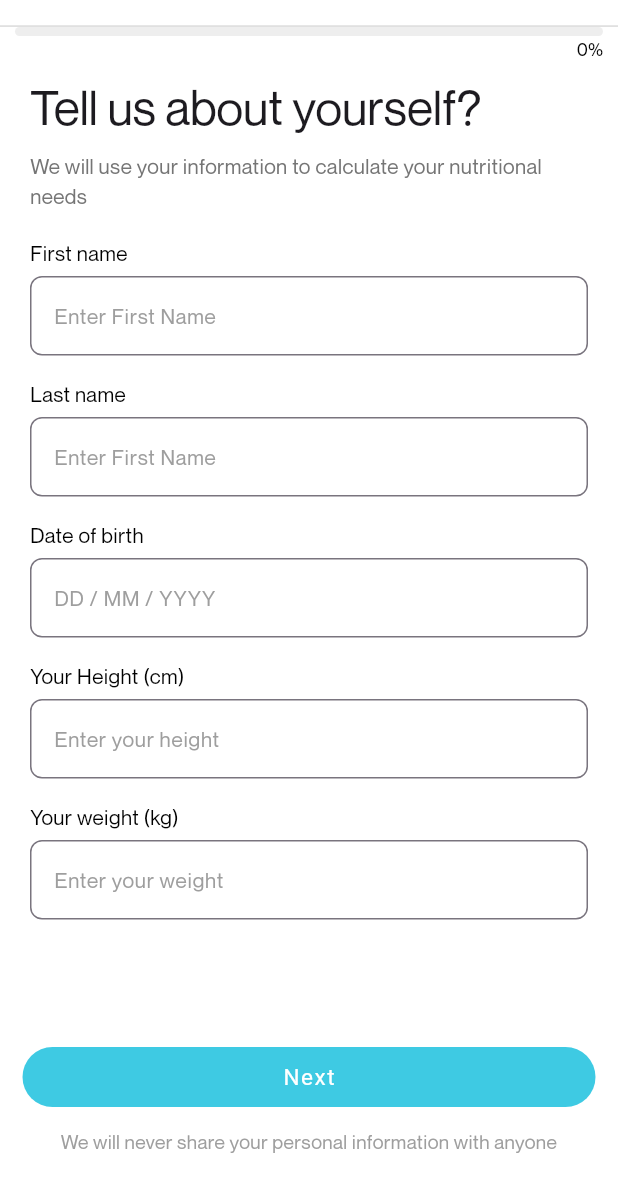
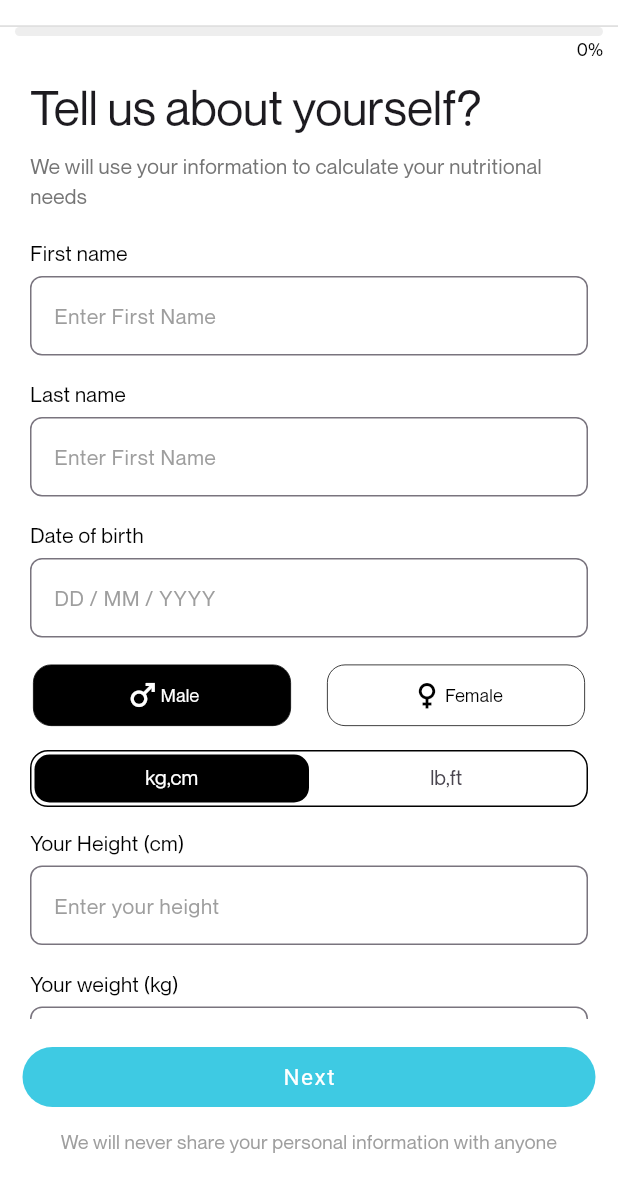
Before and after one commit to AlliAga/optimally_me_app, a Flutter app: the screen it shows after launch, on a phone screen of 412 x 824 dp, the part 57-1236 px from its top. Run offline on Flutter 3.47's test engine with Material 3 defaults, Android fonts, the phone set to English and light mode, and no system bars.

Commit message:
Feature/auth (#3)
* Home Feature: Bottom navigation bar Implemented, Lifestylle Screen Impemented, Navigation Option Model & Widget implemented

* Home Feature: Bottom navigation bar Implemented, Lifestylle Screen Impemented, Navigation Option Model & Widget implemented

* Home Feature: Bottom navigation bar Implemented, Lifestylle Screen Impemented, Navigation Option Model & Widget implemented

* Home Feature: Daily Calory Card Implemented

* Auth Feature: Gender field Implemented & Weight Indicator Implemented, Conditions Implemented

```diff
--- /dev/null
+++ b/lib/features/auth/interfaces/step_one_interface.dart
@@ -0,0 +1,4 @@
+abstract class StepOneInterface {
+  int get weightOptionIndex;
+  void onWeightOptingIndexChange(int index);
+}
--- /dev/null
+++ b/lib/features/auth/providers/step_one_provider.dart
@@ -0,0 +1,15 @@
+import 'package:flutter/material.dart';
+import 'package:optimally_me_app/features/auth/interfaces/step_one_interface.dart';
+
+class StepOneProvider extends ChangeNotifier implements StepOneInterface {
+  int _currentWeightOptionIndex = 0;
+
+  @override
+  void onWeightOptingIndexChange(int index) {
+    _currentWeightOptionIndex = index;
+    notifyListeners();
+  }
+
+  @override
+  int get weightOptionIndex => _currentWeightOptionIndex;
+}
--- a/lib/features/auth/screens/step_one_screen.dart
+++ b/lib/features/auth/screens/step_one_screen.dart
@@ -1,39 +1,111 @@
 import 'package:flutter/material.dart';
+import 'package:optimally_me_app/features/auth/providers/step_one_provider.dart';
 import 'package:optimally_me_app/features/auth/widgets/step_header_widget.dart';
 import 'package:optimally_me_app/widgets/input_form_field_widget.dart';
+import 'package:optimally_me_app/widgets/multi_select_button_widget.dart';
+import 'package:optimally_me_app/widgets/select_indicator_widget.dart';
+import 'package:provider/provider.dart';
 
-class StepOneScreen extends StatelessWidget {
+class StepOneScreen extends StatefulWidget {
   const StepOneScreen({super.key});
+
+  @override
+  State<StepOneScreen> createState() => _StepOneScreenState();
+}
+
+class _StepOneScreenState extends State<StepOneScreen>
+    with SingleTickerProviderStateMixin {
+  late TabController _tabController;
+
+  @override
+  void initState() {
+    _tabController = TabController(length: 2, vsync: this);
+    super.initState();
+  }
 
   @override
   Widget build(BuildContext context) {
     return ListView(
-      children: const [
-        StepHeader(
+      padding: const EdgeInsets.only(bottom: 20),
+      children: [
+        const StepHeader(
           title: "Tell us about yourself?",
           description:
               "We will use your information to calculate your nutritional needs",
         ),
-        InputFormField(
+        const InputFormField(
           label: "First name",
           hintText: "Enter First Name",
         ),
-        InputFormField(
+        const InputFormField(
           label: "Last name",
           hintText: "Enter First Name",
         ),
-        InputFormField(
+        const InputFormField(
           label: "Date of birth",
           hintText: "DD / MM / YYYY",
         ),
-        InputFormField(
-          label: "Your Height (cm)",
-          hintText: "Enter your height",
+        MultiSelectButton(
+          options: [
+            MultiSelectButtonOption(
+              icon: Icons.male,
+              text: "Male",
+              value: "male",
+            ),
+            MultiSelectButtonOption(
+              icon: Icons.female,
+              text: "Female",
+              value: "female",
+            ),
+          ],
+          defaultSelected: "male",
         ),
-        InputFormField(
-          label: "Your weight (kg)",
-          hintText: "Enter your weight",
+        SelectIndicator(
+          options: const ["kg,cm", "lb,ft"],
+          onTap: context.read<StepOneProvider>().onWeightOptingIndexChange,
+          controller: _tabController,
         ),
+        Consumer<StepOneProvider>(
+          builder: (context, provider, child) {
+            return Column(
+              children: provider.weightOptionIndex == 0
+                  ? [
+                      const InputFormField(
+                        label: "Your Height (cm)",
+                        hintText: "Enter your height",
+                      ),
+                      const InputFormField(
+                        label: "Your weight (kg)",
+                        hintText: "Enter your weight",
+                      ),
+                    ]
+                  : [
+                      const Padding(
+                        padding:
+                            EdgeInsets.symmetric(horizontal: 10, vertical: 10),
+                        child: Row(
+                          children: [
+                            Expanded(
+                              child: InputFormField(
+                                padding: EdgeInsets.symmetric(horizontal: 10),
+                                label: "Your Height (ft)",
+                                hintText: "Enter your height",
+                              ),
+                            ),
+                            Expanded(
+                              child: InputFormField(
+                                padding: EdgeInsets.symmetric(horizontal: 10),
+                                label: "Your weight (lb)",
+                                hintText: "Enter your weight",
+                              ),
+                            ),
+                          ],
+                        ),
+                      )
+                    ],
+            );
+          },
+        )
       ],
     );
   }
--- a/lib/main.dart
+++ b/lib/main.dart
@@ -1,4 +1,5 @@
 import 'package:flutter/material.dart';
+import 'package:optimally_me_app/features/auth/providers/step_one_provider.dart';
 import 'package:optimally_me_app/features/auth/providers/stepper_provider.dart';
 import 'package:optimally_me_app/features/auth/screens/signup_screen.dart';
 import 'package:optimally_me_app/features/home/providers/home_provider.dart';
@@ -9,6 +10,7 @@
   runApp(MultiProvider(
     providers: [
       ChangeNotifierProvider(create: (_) => HomeProvider()),
+      ChangeNotifierProvider(create: (_) => StepOneProvider()),
       ChangeNotifierProvider(create: (_) => StepperProvider()),
     ],
     child: const OptimallyMe(),
--- a/lib/widgets/input_form_field_widget.dart
+++ b/lib/widgets/input_form_field_widget.dart
@@ -1,11 +1,13 @@
 import 'package:flutter/material.dart';
 
 class InputFormField extends StatelessWidget {
+  final EdgeInsetsGeometry? padding;
   final String label, hintText;
   final TextEditingController? controller;
 
   const InputFormField({
     super.key,
+    this.padding,
     required this.label,
     required this.hintText,
     this.controller,
@@ -14,7 +16,8 @@
   @override
   Widget build(BuildContext context) {
     return Padding(
-      padding: const EdgeInsets.symmetric(horizontal: 20, vertical: 8),
+      padding:
+          padding ?? const EdgeInsets.symmetric(horizontal: 20, vertical: 8),
       child: Column(
         crossAxisAlignment: CrossAxisAlignment.start,
         children: [
--- /dev/null
+++ b/lib/widgets/multi_select_button_widget.dart
@@ -0,0 +1,89 @@
+import 'package:flutter/material.dart';
+
+class MultiSelectButtonOption {
+  IconData icon;
+  String value;
+  String text;
+
+  MultiSelectButtonOption({
+    required this.icon,
+    required this.value,
+    required this.text,
+  });
+}
+
+class MultiSelectButton extends StatefulWidget {
+  final String defaultSelected;
+  final void Function(String value)? onChange;
+  final List<MultiSelectButtonOption> options;
+  final EdgeInsetsGeometry? padding;
+
+  const MultiSelectButton({
+    super.key,
+    required this.options,
+    required this.defaultSelected,
+    this.padding,
+    this.onChange,
+  });
+
+  @override
+  State<MultiSelectButton> createState() => _MultiSelectButtonState();
+}
+
+class _MultiSelectButtonState extends State<MultiSelectButton> {
+  String selectedOption = "";
+
+  @override
+  void initState() {
+    super.initState();
+    selectedOption = widget.defaultSelected;
+  }
+
+  @override
+  Widget build(BuildContext context) {
+    return Padding(
+      padding: widget.padding ??
+          const EdgeInsets.symmetric(horizontal: 10, vertical: 10),
+      child: Row(
+        children: widget.options.map((option) {
+          bool isSelected = selectedOption == option.value;
+          Color backgroudColor = isSelected ? Colors.black : Colors.white;
+          Color foregroundColor = !isSelected ? Colors.black : Colors.white;
+
+          return Expanded(
+            child: GestureDetector(
+              onTap: () {
+                widget.onChange != null ? widget.onChange!(option.value) : null;
+                selectedOption = option.value;
+                setState(() {});
+              },
+              child: Container(
+                padding:
+                    const EdgeInsets.symmetric(horizontal: 10, vertical: 8),
+                margin: const EdgeInsets.symmetric(horizontal: 12),
+                decoration: BoxDecoration(
+                  color: backgroudColor,
+                  border: Border.all(
+                    width: .5,
+                    color: Colors.black,
+                  ),
+                  borderRadius: BorderRadius.circular(12),
+                ),
+                child: Row(
+                  mainAxisAlignment: MainAxisAlignment.center,
+                  children: [
+                    Icon(
+                      option.icon,
+                      color: foregroundColor,
+                    ),
+                    Text(option.text, style: TextStyle(color: foregroundColor)),
+                  ],
+                ),
+              ),
+            ),
+          );
+        }).toList(),
+      ),
+    );
+  }
+}
--- /dev/null
+++ b/lib/widgets/select_indicator_widget.dart
@@ -0,0 +1,53 @@
+import 'package:flutter/material.dart';
+
+class SelectIndicator extends StatelessWidget {
+  final EdgeInsetsGeometry? margin;
+  final TabController? controller;
+  final List<String> options;
+  final void Function(int index)? onTap;
+
+  const SelectIndicator({
+    super.key,
+    this.margin,
+    this.controller,
+    required this.options,
+    this.onTap,
+  });
+
+  @override
+  Widget build(BuildContext context) {
+    return Container(
+      margin: const EdgeInsets.symmetric(horizontal: 20, vertical: 6),
+      decoration: BoxDecoration(
+        border: Border.all(),
+        borderRadius: BorderRadius.circular(12),
+      ),
+      child: TabBar(
+        dividerHeight: 0,
+        onTap: onTap,
+        padding: const EdgeInsets.all(2),
+        labelStyle: const TextStyle(color: Colors.white),
+        isScrollable: false,
+        labelPadding: const EdgeInsets.symmetric(vertical: 5),
+        indicator: BoxDecoration(
+          borderRadius: BorderRadius.circular(10),
+          color: Colors.black,
+          shape: BoxShape.rectangle,
+        ),
+        controller: controller,
+        indicatorSize: TabBarIndicatorSize.label,
+        tabs: options
+            .map(
+              (e) => Row(
+                crossAxisAlignment: CrossAxisAlignment.center,
+                mainAxisAlignment: MainAxisAlignment.center,
+                children: [
+                  Text(e),
+                ],
+              ),
+            )
+            .toList(),
+      ),
+    );
+  }
+}
```
